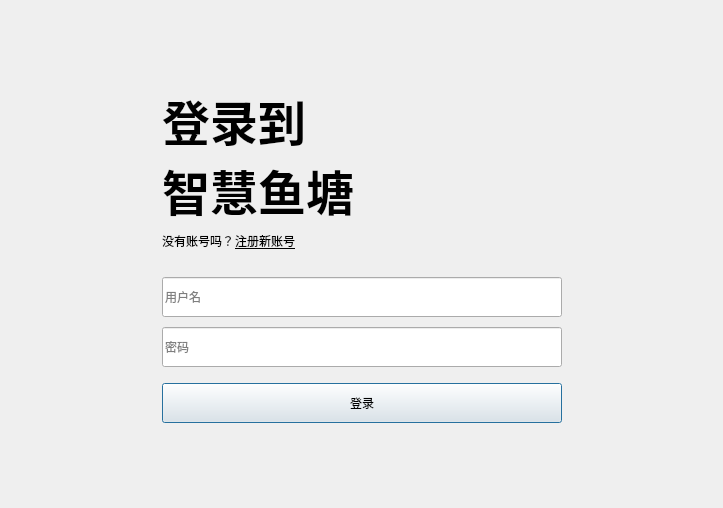
First picture: the form in client/ui/src/login.ui, repository Polar-Pumpkin/smartpond-client, before the edit.
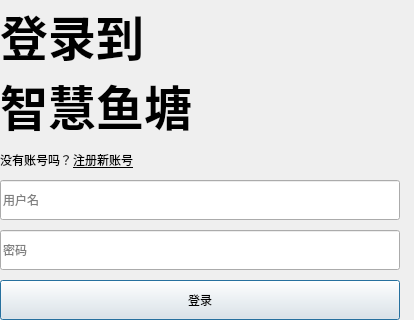
Second picture: the form after the edit.

What changed in the file:
```diff
--- a/client/ui/src/login.ui
+++ b/client/ui/src/login.ui
@@ -6,8 +6,8 @@
    <rect>
     <x>0</x>
     <y>0</y>
-    <width>723</width>
-    <height>508</height>
+    <width>414</width>
+    <height>266</height>
    </rect>
   </property>
   <property name="sizePolicy">
@@ -19,74 +19,21 @@
   <property name="windowTitle">
    <string>登录到智慧鱼塘</string>
   </property>
-  <layout class="QGridLayout" name="gridLayout">
-   <item row="0" column="0">
-    <layout class="QVBoxLayout" name="vert_base">
-     <property name="leftMargin">
+  <layout class="QVBoxLayout" name="verticalLayout">
+   <property name="spacing">
       <number>10</number>
      </property>
-     <property name="topMargin">
-      <number>10</number>
-     </property>
-     <property name="rightMargin">
-      <number>10</number>
-     </property>
-     <property name="bottomMargin">
-      <number>10</number>
-     </property>
-     <item>
-      <spacer name="vert_space_up">
-       <property name="orientation">
-        <enum>Qt::Vertical</enum>
-       </property>
-       <property name="sizeHint" stdset="0">
-        <size>
-         <width>20</width>
-         <height>40</height>
-        </size>
-       </property>
-      </spacer>
-     </item>
-     <item>
-      <layout class="QHBoxLayout" name="hori_base">
        <property name="leftMargin">
-        <number>10</number>
+    <number>0</number>
        </property>
        <property name="topMargin">
-        <number>10</number>
+    <number>0</number>
        </property>
        <property name="rightMargin">
-        <number>10</number>
+    <number>0</number>
        </property>
        <property name="bottomMargin">
-        <number>10</number>
-       </property>
-       <item>
-        <spacer name="hori_space_left">
-         <property name="orientation">
-          <enum>Qt::Horizontal</enum>
-         </property>
-         <property name="sizeHint" stdset="0">
-          <size>
-           <width>40</width>
-           <height>20</height>
-          </size>
-         </property>
-        </spacer>
-       </item>
-       <item>
-        <layout class="QVBoxLayout" name="central">
-         <property name="leftMargin">
-          <number>10</number>
-         </property>
-         <property name="topMargin">
-          <number>10</number>
-         </property>
-         <property name="rightMargin">
-          <number>10</number>
-         </property>
-         <property name="bottomMargin">
-          <number>10</number>
+    <number>0</number>
          </property>
          <item>
           <widget class="QLabel" name="title">
@@ -148,19 +95,6 @@
            </item>
           </layout>
          </item>
-         <item>
-          <spacer name="verticalSpacer_2">
-           <property name="orientation">
-            <enum>Qt::Vertical</enum>
-           </property>
-           <property name="sizeHint" stdset="0">
-            <size>
-             <width>20</width>
-             <height>20</height>
-            </size>
-           </property>
-          </spacer>
-         </item>
          <item>
           <layout class="QVBoxLayout" name="area_login">
            <property name="spacing">
@@ -215,19 +149,6 @@
            </item>
           </layout>
          </item>
-         <item>
-          <spacer name="verticalSpacer">
-           <property name="orientation">
-            <enum>Qt::Vertical</enum>
-           </property>
-           <property name="sizeHint" stdset="0">
-            <size>
-             <width>20</width>
-             <height>10</height>
-            </size>
-           </property>
-          </spacer>
-         </item>
          <item>
           <widget class="QPushButton" name="login">
            <property name="minimumSize">
@@ -252,38 +173,6 @@
             <bool>true</bool>
            </property>
           </widget>
-         </item>
-        </layout>
-       </item>
-       <item>
-        <spacer name="hori_space_right">
-         <property name="orientation">
-          <enum>Qt::Horizontal</enum>
-         </property>
-         <property name="sizeHint" stdset="0">
-          <size>
-           <width>40</width>
-           <height>20</height>
-          </size>
-         </property>
-        </spacer>
-       </item>
-      </layout>
-     </item>
-     <item>
-      <spacer name="vert_space_down">
-       <property name="orientation">
-        <enum>Qt::Vertical</enum>
-       </property>
-       <property name="sizeHint" stdset="0">
-        <size>
-         <width>20</width>
-         <height>40</height>
-        </size>
-       </property>
-      </spacer>
-     </item>
-    </layout>
    </item>
   </layout>
  </widget>
```
Lines whose indentation alone changed are shown as unchanged.
